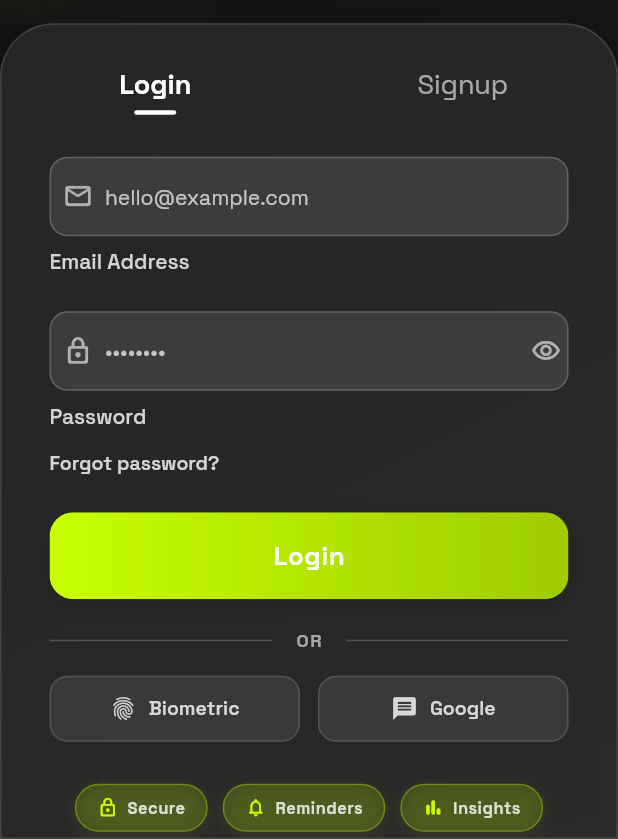
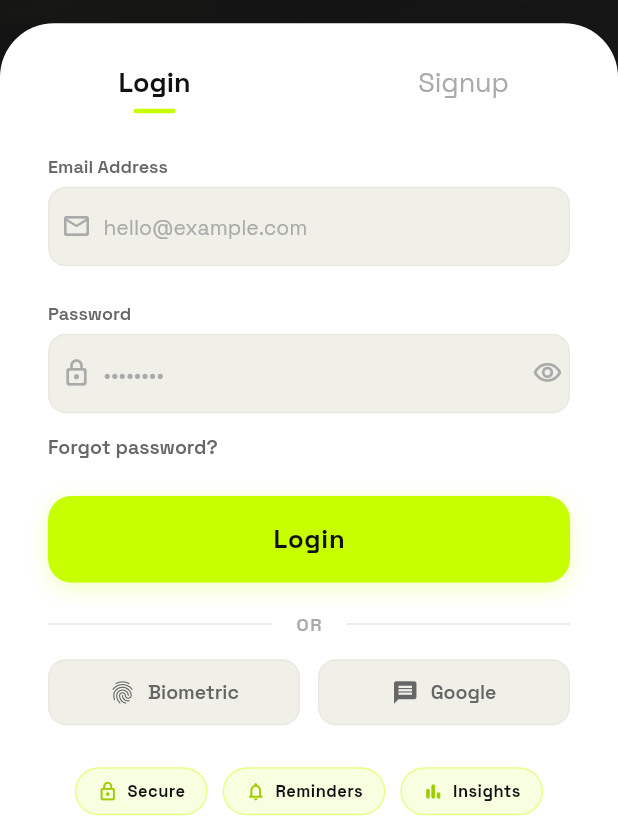
Before and after one commit to ramanakellampalli/smart-bill-buddy, a Flutter app: the screen it shows after launch, on a phone screen of 412 x 824 dp, the part 397-1236 px from its top. Run offline on Flutter 3.47's test engine with Material 3 defaults, Android fonts, the phone set to English and light mode, and no system bars; our stand-ins replace cached_network_image, cloud_firestore, firebase_auth, firebase_core, firebase_storage, flutter_local_notifications and 11 more; missing offline and left inert: google_mlkit_text_recognition; accounts and stored records are empty; generated files the repository leaves out were written again.

Commit message:
feat: apply Bold Editorial theme to login/signup screen
- Replace frosted glass card with solid white surface (AppColors.surface)
- Update form field colors: dark text/labels on white card
- Tab indicator now uses lime accent instead of white underline
- Action buttons use lime bg with dark text (consistent with app theme)
- Fix biometric sheet: lime icon/button, dark text (was orange)
- Fix forgot password sheet: lime icon/button, AppColors tokens throughout
- Fix success view: AppColors green + tokens, Done button is lime
- Feature chips and social buttons updated for white card background
- Branding section (black top area) retains white text unchanged

```diff
--- a/lib/presentation/screens/login_screen.dart
+++ b/lib/presentation/screens/login_screen.dart
@@ -3,21 +3,27 @@ import 'package:firebase_auth/firebase_auth.dart';
 import 'package:provider/provider.dart';
 import '../state/user_provider.dart';
 import '../../services/biometric_service.dart';
+import '../../core/theme/app_colors.dart';
 
 // ── Palette ───────────────────────────────────────────────────────────────────
 
-const _bgStart      = Color(0xFF111111);
-const _bgEnd        = Color(0xFF1A1A1A);
-const _card         = Color(0x14FFFFFF);
-const _glassBorder  = Color(0x22FFFFFF);
-const _textPrimary  = Colors.white;
-const _textSecondary = Color(0xCCFFFFFF);
-const _textTertiary  = Color(0x99FFFFFF);
-const _red          = Color(0xFFFF6B6B);
-const _btnGradient  = LinearGradient(colors: [Color(0xFFC8FF00), Color(0xFF9ECC00)]);
-const _underline    = Color(0x33FFFFFF);
-const _orange       = Color(0xFFC8FF00);   // lime replaces orange
-const _socialBg     = Color(0x14FFFFFF);
+// Branding section (black bg at top)
+const _bgStart    = Color(0xFF111111);
+const _bgEnd      = Color(0xFF1A1A1A);
+const _brandText  = Colors.white;
+const _brandDim   = Color(0x99FFFFFF);
+
+// Card / form section (white surface)
+const _card        = AppColors.surface;
+const _cardBorder  = AppColors.border;
+const _formPrimary = AppColors.textPrimary;
+const _formSub     = AppColors.textSecondary;
+const _formDim     = AppColors.textTertiary;
+
+// Actions
+const _lime     = AppColors.primary;
+const _limeDark = AppColors.primaryDark;
+const _red      = AppColors.red;
 
 // ── Screen ────────────────────────────────────────────────────────────────────
 
@@ -158,7 +164,7 @@ class _LoginScreenState extends State<LoginScreen>
 
     final enable = await showModalBottomSheet<bool>(
       context: context,
-      backgroundColor: Colors.white,
+      backgroundColor: AppColors.surface,
       shape: const RoundedRectangleBorder(
         borderRadius: BorderRadius.vertical(top: Radius.circular(24)),
       ),
@@ -170,7 +176,7 @@ class _LoginScreenState extends State<LoginScreen>
             Container(
               width: 36, height: 4,
               decoration: BoxDecoration(
-                color: const Color(0xFFEDE6DC),
+                color: AppColors.border,
                 borderRadius: BorderRadius.circular(2),
               ),
             ),
@@ -178,24 +184,24 @@ class _LoginScreenState extends State<LoginScreen>
             Container(
               width: 60, height: 60,
               decoration: BoxDecoration(
-                color: const Color(0xFFF97316).withOpacity(0.10),
+                color: AppColors.primary.withOpacity(0.15),
                 shape: BoxShape.circle,
               ),
               child: const Icon(Icons.fingerprint_rounded,
-                  size: 32, color: Color(0xFFF97316)),
+                  size: 32, color: AppColors.primaryDark),
             ),
             const SizedBox(height: 16),
             const Text(
               'Enable Biometric Login?',
               style: TextStyle(
                 fontSize: 18, fontWeight: FontWeight.w700,
-                color: Color(0xFF1C1917),
+                color: AppColors.textPrimary,
               ),
             ),
             const SizedBox(height: 8),
             const Text(
               'Use your fingerprint or face ID to unlock the app next time instead of typing your password.',
-              style: TextStyle(fontSize: 14, color: Color(0xFF78716C), height: 1.5),
+              style: TextStyle(fontSize: 14, color: AppColors.textSecondary, height: 1.5),
               textAlign: TextAlign.center,
             ),
             const SizedBox(height: 28),
@@ -204,8 +210,8 @@ class _LoginScreenState extends State<LoginScreen>
               child: ElevatedButton(
                 onPressed: () => Navigator.pop(context, true),
                 style: ElevatedButton.styleFrom(
-                  backgroundColor: const Color(0xFFF97316),
-                  foregroundColor: Colors.white,
+                  backgroundColor: AppColors.primary,
+                  foregroundColor: AppColors.textPrimary,
                   padding: const EdgeInsets.symmetric(vertical: 15),
                   elevation: 0,
                   shape: RoundedRectangleBorder(
@@ -222,7 +228,7 @@ class _LoginScreenState extends State<LoginScreen>
               child: TextButton(
                 onPressed: () => Navigator.pop(context, false),
                 child: const Text('Not now',
-                    style: TextStyle(fontSize: 14, color: Color(0xFF78716C))),
+                    style: TextStyle(fontSize: 14, color: AppColors.textSecondary)),
               ),
             ),
           ],
@@ -385,7 +391,7 @@ class _LoginScreenState extends State<LoginScreen>
                           style: TextStyle(
                             fontSize: 32,
                             fontWeight: FontWeight.w900,
-                            color: _textPrimary,
+                            color: _brandText,
                             letterSpacing: 3.5,
                             shadows: [
                               Shadow(
@@ -402,7 +408,7 @@ class _LoginScreenState extends State<LoginScreen>
                           style: TextStyle(
                             fontSize: 12,
                             fontWeight: FontWeight.w600,
-                            color: _textTertiary,
+                            color: _brandDim,
                             letterSpacing: 3.0,
                           ),
                         ),
@@ -422,20 +428,9 @@ class _LoginScreenState extends State<LoginScreen>
                 position: _cardSlide,
                 child: Container(
                   width: double.infinity,
-                  decoration: BoxDecoration(
+                  decoration: const BoxDecoration(
                     color: _card,
-                    borderRadius: const BorderRadius.vertical(top: Radius.circular(36)),
-                    border: Border.all(
-                      color: _glassBorder,
-                      width: 1,
-                    ),
-                    boxShadow: [
-                      BoxShadow(
-                        color: Colors.black.withOpacity(0.1),
-                        blurRadius: 20,
-                        spreadRadius: 5,
-                      ),
-                    ],
+                    borderRadius: BorderRadius.vertical(top: Radius.circular(36)),
                   ),
                   child: Column(
                     crossAxisAlignment: CrossAxisAlignment.start,
@@ -547,7 +542,7 @@ class _TabItem extends StatelessWidget {
             style: TextStyle(
               fontSize: 18,
               fontWeight: selected ? FontWeight.w700 : FontWeight.w400,
-              color: selected ? _textPrimary : _textTertiary,
+              color: selected ? _formPrimary : _formDim,
             ),
           ),
           const SizedBox(height: 6),
@@ -556,7 +551,7 @@ class _TabItem extends StatelessWidget {
             height: 3,
             width: selected ? 28 : 0,
             decoration: BoxDecoration(
-              color: _textPrimary,
+              color: _lime,
               borderRadius: BorderRadius.circular(2),
             ),
           ),
@@ -627,7 +622,7 @@ class _LoginTab extends StatelessWidget {
                 onTap: onToggle,
                 child: Icon(
                   obscure ? Icons.visibility_outlined : Icons.visibility_off_outlined,
-                  color: _textTertiary,
+                  color: _formDim,
                   size: 20,
                 ),
               ),
@@ -644,7 +639,7 @@ class _LoginTab extends StatelessWidget {
                 'Forgot password?',
                 style: TextStyle(
                   fontSize: 13,
-                  color: _textSecondary,
+                  color: _formSub,
                   fontWeight: FontWeight.w600,
                 ),
               ),
@@ -738,7 +733,7 @@ class _SignupTab extends StatelessWidget {
                 onTap: onToggle,
                 child: Icon(
                   obscure ? Icons.visibility_outlined : Icons.visibility_off_outlined,
-                  color: _textTertiary,
+                  color: _formDim,
                   size: 20,
                 ),
               ),
@@ -812,18 +807,26 @@ class _ModernFieldState extends State<_ModernField> {
 
   @override
   Widget build(BuildContext context) {
-    final labelSize = _isFocused || _hasText ? 11.0 : 14.0;
-    final labelColor = _isFocused ? _textPrimary : _textSecondary;
+    final labelColor = _isFocused ? _formPrimary : _formSub;
 
     return Column(
       crossAxisAlignment: CrossAxisAlignment.start,
       children: [
+        Text(
+          widget.label,
+          style: TextStyle(
+            fontSize: 12,
+            fontWeight: FontWeight.w600,
+            color: labelColor,
+          ),
+        ),
+        const SizedBox(height: 6),
         Container(
           decoration: BoxDecoration(
-            color: Colors.white.withOpacity(0.1),
+            color: AppColors.surface2,
             borderRadius: BorderRadius.circular(12),
             border: Border.all(
-              color: _isFocused ? _textPrimary.withOpacity(0.5) : _underline,
+              color: _isFocused ? _lime : _cardBorder,
               width: _isFocused ? 1.5 : 1.0,
             ),
           ),
@@ -831,14 +834,14 @@ class _ModernFieldState extends State<_ModernField> {
             controller: widget.controller,
             obscureText: widget.obscure,
             keyboardType: widget.keyboardType,
-            style: const TextStyle(fontSize: 15, color: _textPrimary),
+            style: const TextStyle(fontSize: 15, color: _formPrimary),
             validator: widget.validator,
             onTap: () => setState(() => _isFocused = true),
             onTapOutside: (_) => setState(() => _isFocused = false),
             decoration: InputDecoration(
               hintText: widget.hint,
-              hintStyle: TextStyle(color: _textTertiary.withOpacity(0.7), fontSize: 14),
-              prefixIcon: Icon(widget.icon, color: _textTertiary, size: 20),
+              hintStyle: const TextStyle(color: _formDim, fontSize: 14),
+              prefixIcon: Icon(widget.icon, color: _formDim, size: 20),
               prefixIconConstraints: const BoxConstraints(minWidth: 36, minHeight: 0),
               suffixIcon: widget.suffix != null
                   ? Padding(padding: const EdgeInsets.only(right: 4), child: widget.suffix)
@@ -853,19 +856,6 @@ class _ModernFieldState extends State<_ModernField> {
             ),
           ),
         ),
-        const SizedBox(height: 8),
-        AnimatedContainer(
-          duration: const Duration(milliseconds: 200),
-          curve: Curves.easeInOut,
-          child: Text(
-            widget.label,
-            style: TextStyle(
-              fontSize: labelSize,
-              fontWeight: FontWeight.w500,
-              color: labelColor,
-            ),
-          ),
-        ),
       ],
     );
   }
@@ -924,7 +914,7 @@ class _DarkButton extends StatelessWidget {
           borderRadius: BorderRadius.circular(16),
           boxShadow: [
             BoxShadow(
-              color: _bgStart.withOpacity(0.3),
+              color: _lime.withOpacity(0.25),
               blurRadius: 12,
               offset: const Offset(0, 4),
             ),
@@ -940,9 +930,7 @@ class _DarkButton extends StatelessWidget {
           ),
           child: Ink(
             decoration: BoxDecoration(
-              gradient: loading
-                  ? LinearGradient(colors: [_textTertiary.withOpacity(0.3), _textTertiary.withOpacity(0.2)])
-                  : _btnGradient,
+              color: loading ? AppColors.border : _lime,
               borderRadius: BorderRadius.circular(16),
             ),
             child: Container(
@@ -953,7 +941,7 @@ class _DarkButton extends StatelessWidget {
                       width: 22,
                       height: 22,
                       child: CircularProgressIndicator(
-                        color: Colors.white,
+                        color: AppColors.textSecondary,
                         strokeWidth: 3,
                       ),
                     )
@@ -962,7 +950,7 @@ class _DarkButton extends StatelessWidget {
                       style: const TextStyle(
                         fontSize: 17,
                         fontWeight: FontWeight.w800,
-                        color: Colors.white,
+                        color: _formPrimary,
                         letterSpacing: 0.5,
                       ),
                     ),
@@ -1044,13 +1032,13 @@ class _Orb extends StatelessWidget {
         shape: BoxShape.circle,
         gradient: RadialGradient(
           colors: [
-            _orange.withOpacity(opacity),
-            _orange.withOpacity(opacity * 0.3),
+            _lime.withOpacity(opacity),
+            _lime.withOpacity(opacity * 0.3),
           ],
         ),
         boxShadow: [
           BoxShadow(
-            color: _orange.withOpacity(opacity * 0.3),
+            color: _lime.withOpacity(opacity * 0.3),
             blurRadius: size * 0.8,
             spreadRadius: size * 0.2,
           ),
@@ -1074,7 +1062,7 @@ class _SocialLoginRow extends StatelessWidget {
             Expanded(
               child: Container(
                 height: 1,
-                color: _underline,
+                color: _cardBorder,
               ),
             ),
             Padding(
@@ -1084,7 +1072,7 @@ class _SocialLoginRow extends StatelessWidget {
                 style: TextStyle(
                   fontSize: 12,
                   fontWeight: FontWeight.w600,
-                  color: _textTertiary,
+                  color: _formDim,
                   letterSpacing: 1.0,
                 ),
               ),
@@ -1092,7 +1080,7 @@ class _SocialLoginRow extends StatelessWidget {
             Expanded(
               child: Container(
                 height: 1,
-                color: _underline,
+                color: _cardBorder,
               ),
             ),
           ],
@@ -1144,10 +1132,10 @@ class _SocialButton extends StatelessWidget {
       child: Container(
         padding: const EdgeInsets.symmetric(vertical: 12),
         decoration: BoxDecoration(
-          color: _socialBg,
+          color: AppColors.surface2,
           borderRadius: BorderRadius.circular(12),
           border: Border.all(
-            color: _glassBorder,
+            color: _cardBorder,
             width: 1,
           ),
         ),
@@ -1156,7 +1144,7 @@ class _SocialButton extends StatelessWidget {
           children: [
             Icon(
               icon,
-              color: _textSecondary,
+              color: _formSub,
               size: 18,
             ),
             const SizedBox(width: 8),
@@ -1165,7 +1153,7 @@ class _SocialButton extends StatelessWidget {
               style: const TextStyle(
                 fontSize: 13,
                 fontWeight: FontWeight.w600,
-                color: _textSecondary,
+                color: _formSub,
               ),
             ),
           ],
@@ -1349,7 +1337,7 @@ class _FormView extends StatelessWidget {
           child: Container(
             width: 36, height: 4,
             decoration: BoxDecoration(
-              color: const Color(0xFFEDE6DC),
+              color: AppColors.border,
               borderRadius: BorderRadius.circular(2),
             ),
           ),
@@ -1360,11 +1348,11 @@ class _FormView extends StatelessWidget {
         Container(
           width: 52, height: 52,
           decoration: BoxDecoration(
-            color: const Color(0xFF667EEA).withOpacity(0.10),
+            color: AppColors.primary.withOpacity(0.15),
             shape: BoxShape.circle,
           ),
           child: const Icon(Icons.lock_reset_rounded,
-              size: 26, color: Color(0xFF667EEA)),
+              size: 26, color: AppColors.primaryDark),
         ),
         const SizedBox(height: 16),
 
@@ -1373,36 +1361,36 @@ class _FormView extends StatelessWidget {
           'Reset your password',
           style: TextStyle(
             fontSize: 18, fontWeight: FontWeight.w700,
-            color: Color(0xFF1C1917),
+            color: AppColors.textPrimary,
           ),
         ),
         const SizedBox(height: 6),
         const Text(
           "Enter your email and we'll send you a link to reset your password.",
-          style: TextStyle(fontSize: 13, color: Color(0xFF78716C), height: 1.5),
+          style: TextStyle(fontSize: 13, color: AppColors.textSecondary, height: 1.5),
         ),
         const SizedBox(height: 24),
 
         // Email field
         Container(
           decoration: BoxDecoration(
-            color: const Color(0xFFFAF8F5),
+            color: AppColors.surface2,
             borderRadius: BorderRadius.circular(12),
-            border: Border.all(color: const Color(0xFFEDE6DC)),
+            border: Border.all(color: AppColors.border),
           ),
           child: TextField(
             controller: emailCtrl,
             keyboardType: TextInputType.emailAddress,
             autofocus: true,
-            style: const TextStyle(fontSize: 15, color: Color(0xFF1C1917)),
+            style: const TextStyle(fontSize: 15, color: AppColors.textPrimary),
             decoration: const InputDecoration(
               contentPadding:
                   EdgeInsets.symmetric(horizontal: 14, vertical: 14),
               border: InputBorder.none,
               hintText: 'hello@example.com',
-              hintStyle: TextStyle(color: Color(0xFFA8A29E), fontSize: 15),
+              hintStyle: TextStyle(color: AppColors.textTertiary, fontSize: 15),
               prefixIcon: Icon(Icons.mail_outline_rounded,
-                  color: Color(0xFFA8A29E), size: 20),
+                  color: AppColors.textTertiary, size: 20),
             ),
             onChanged: (_) {},
           ),
@@ -1414,12 +1402,12 @@ class _FormView extends StatelessWidget {
           Row(
             children: [
               const Icon(Icons.error_outline_rounded,
-                  size: 15, color: Color(0xFFDC2626)),
+                  size: 15, color: AppColors.red),
               const SizedBox(width: 6),
               Expanded(
                 child: Text(error!,
                     style: const TextStyle(
-                        fontSize: 12, color: Color(0xFFDC2626))),
+                        fontSize: 12, color: AppColors.red)),
               ),
             ],
           ),
@@ -1433,10 +1421,9 @@ class _FormView extends StatelessWidget {
           child: ElevatedButton(
             onPressed: loading ? null : onSend,
             style: ElevatedButton.styleFrom(
-              backgroundColor: const Color(0xFF667EEA),
-              disabledBackgroundColor:
-                  const Color(0xFF667EEA).withOpacity(0.45),
-              foregroundColor: Colors.white,
+              backgroundColor: AppColors.primary,
+              disabledBackgroundColor: AppColors.border,
+              foregroundColor: AppColors.textPrimary,
               padding: const EdgeInsets.symmetric(vertical: 15),
               elevation: 0,
               shape: RoundedRectangleBorder(
@@ -1446,7 +1433,7 @@ class _FormView extends StatelessWidget {
                 ? const SizedBox(
                     width: 20, height: 20,
                     child: CircularProgressIndicator(
-                        strokeWidth: 2.5, color: Colors.white),
+                        strokeWidth: 2.5, color: AppColors.textSecondary),
                   )
                 : const Text('Send Reset Link',
                     style: TextStyle(
@@ -1462,7 +1449,7 @@ class _FormView extends StatelessWidget {
             onPressed: onCancel,
             child: const Text('Cancel',
                 style: TextStyle(
-                    fontSize: 14, color: Color(0xFF78716C))),
+                    fontSize: 14, color: AppColors.textSecondary)),
           ),
         ),
       ],
@@ -1485,7 +1472,7 @@ class _SuccessView extends StatelessWidget {
           child: Container(
             width: 36, height: 4,
             decoration: BoxDecoration(
-              color: const Color(0xFFEDE6DC),
+              color: AppColors.border,
               borderRadius: BorderRadius.circular(2),
             ),
           ),
@@ -1496,11 +1483,11 @@ class _SuccessView extends StatelessWidget {
         Container(
           width: 64, height: 64,
           decoration: BoxDecoration(
-            color: const Color(0xFF16A34A).withOpacity(0.10),
+            color: AppColors.green.withOpacity(0.10),
             shape: BoxShape.circle,
           ),
           child: const Icon(Icons.mark_email_read_outlined,
-              size: 32, color: Color(0xFF16A34A)),
+              size: 32, color: AppColors.green),
         ),
         const SizedBox(height: 20),
 
@@ -1508,7 +1495,7 @@ class _SuccessView extends StatelessWidget {
           'Check your inbox',
           style: TextStyle(
             fontSize: 18, fontWeight: FontWeight.w700,
-            color: Color(0xFF1C1917),
+            color: AppColors.textPrimary,
           ),
         ),
         const SizedBox(height: 8),
@@ -1516,13 +1503,13 @@ class _SuccessView extends StatelessWidget {
           "We've sent a password reset link to\n$email",
           textAlign: TextAlign.center,
           style: const TextStyle(
-              fontSize: 13, color: Color(0xFF78716C), height: 1.5),
+              fontSize: 13, color: AppColors.textSecondary, height: 1.5),
         ),
         const SizedBox(height: 8),
         const Text(
           "Didn't get it? Check your spam folder.",
           textAlign: TextAlign.center,
-          style: TextStyle(fontSize: 12, color: Color(0xFFA8A29E)),
+          style: TextStyle(fontSize: 12, color: AppColors.textTertiary),
         ),
         const SizedBox(height: 32),
 
@@ -1531,8 +1518,8 @@ class _SuccessView extends StatelessWidget {
           child: ElevatedButton(
             onPressed: onDone,
             style: ElevatedButton.styleFrom(
-              backgroundColor: const Color(0xFF16A34A),
-              foregroundColor: Colors.white,
+              backgroundColor: AppColors.primary,
+              foregroundColor: AppColors.textPrimary,
               padding: const EdgeInsets.symmetric(vertical: 15),
               elevation: 0,
               shape: RoundedRectangleBorder(
@@ -1560,31 +1547,24 @@ class _FeatureChip extends StatelessWidget {
     return Container(
       padding: const EdgeInsets.symmetric(horizontal: 14, vertical: 8),
       decoration: BoxDecoration(
-        color: _orange.withOpacity(0.15),
+        color: _lime.withOpacity(0.12),
         borderRadius: BorderRadius.circular(20),
         border: Border.all(
-          color: _orange.withOpacity(0.3),
+          color: _lime.withOpacity(0.4),
           width: 1,
         ),
-        boxShadow: [
-          BoxShadow(
-            color: _orange.withOpacity(0.1),
-            blurRadius: 8,
-            offset: const Offset(0, 2),
-          ),
-        ],
       ),
       child: Row(
         mainAxisSize: MainAxisSize.min,
         children: [
-          Icon(icon, size: 14, color: _orange),
+          Icon(icon, size: 14, color: _limeDark),
           const SizedBox(width: 6),
           Text(
             label,
             style: const TextStyle(
               fontSize: 11,
               fontWeight: FontWeight.w700,
-              color: _textSecondary,
+              color: _formPrimary,
               letterSpacing: 0.3,
             ),
           ),
```
